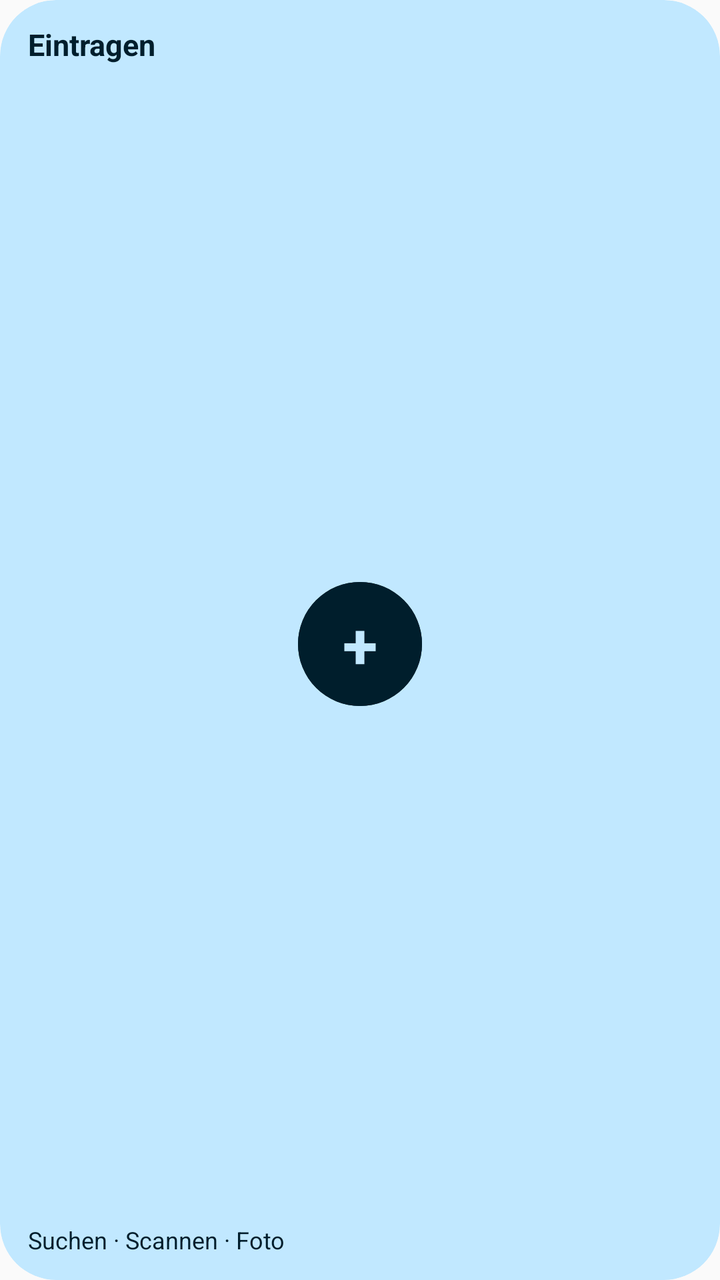
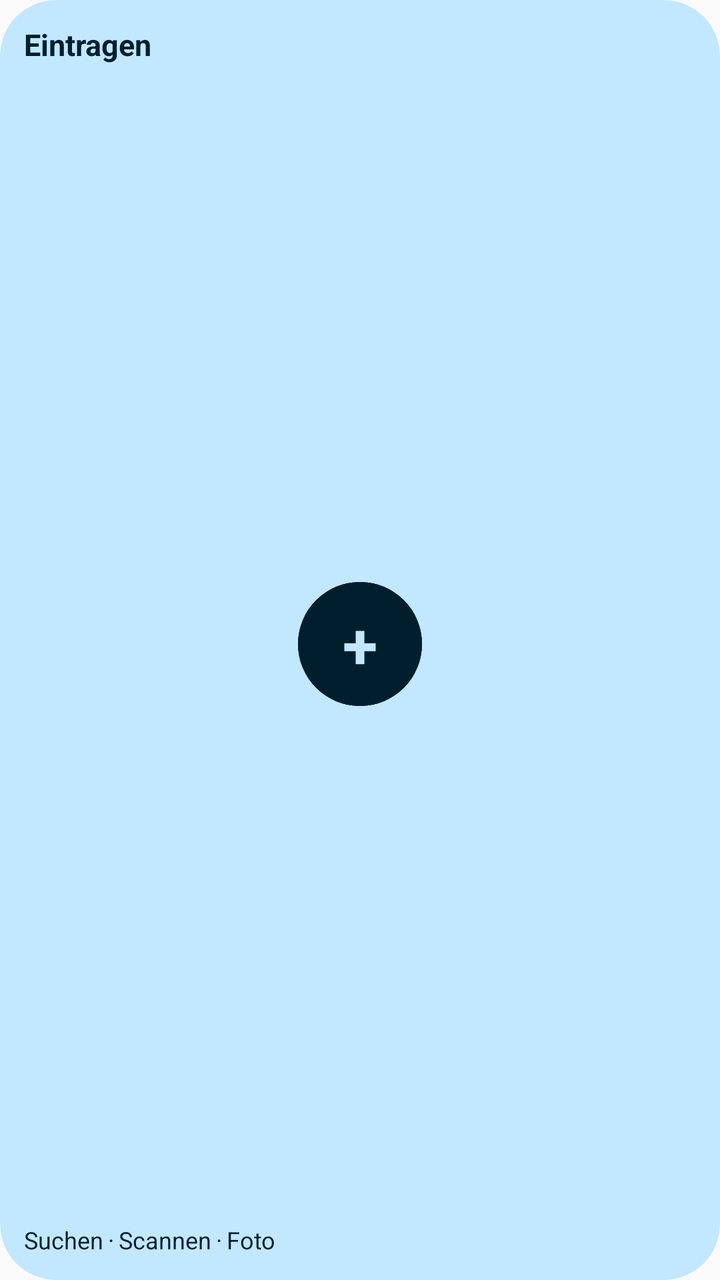

The first picture is an Android layout as it rendered before a commit; the second is the same layout after the commit. The layout source and the unified diff follow.
<!-- AndroidManifest.xml: application theme android:Theme.Material.Light.NoActionBar -->
<!-- res/layout/widget_eintragen.xml -->
<?xml version="1.0" encoding="utf-8"?>
<FrameLayout xmlns:android="http://schemas.android.com/apk/res/android"
    android:id="@android:id/background"
    android:layout_width="match_parent"
    android:layout_height="match_parent"
    android:contentDescription="@string/widget_eintragen_beschreibung">

    <FrameLayout
        android:id="@+id/widget_schatten"
        android:layout_width="match_parent"
        android:layout_height="match_parent"
        android:background="@drawable/widget_form"
        android:clipToOutline="true"
        android:importantForAccessibility="no"
        android:visibility="gone" />

    <FrameLayout
        android:id="@+id/widget_rand"
        android:layout_width="match_parent"
        android:layout_height="match_parent"
        android:background="@drawable/widget_form"
        android:clipToOutline="true"
        android:importantForAccessibility="no"
        android:visibility="gone" />

    <LinearLayout
        android:id="@+id/widget_knopf"
        android:layout_width="match_parent"
        android:layout_height="match_parent"
        android:background="@drawable/widget_hintergrund"
        android:clipToOutline="true"
        android:importantForAccessibility="no"
        android:orientation="vertical"
        android:paddingHorizontal="14dp"
        android:paddingVertical="12dp">

        <TextView
            android:id="@+id/widget_titel"
            android:layout_width="match_parent"
            android:layout_height="wrap_content"
            android:ellipsize="end"
            android:importantForAccessibility="no"
            android:maxLines="1"
            android:text="@string/widget_eintragen_titel"
            android:textColor="@color/widget_inhalt"
            android:textSize="15sp"
            android:textStyle="bold" />

        <FrameLayout
            android:layout_width="match_parent"
            android:layout_height="0dp"
            android:layout_weight="1"
            android:importantForAccessibility="no">

            <FrameLayout
                android:id="@+id/widget_kreis_rand"
                android:layout_width="62dp"
                android:layout_height="62dp"
                android:layout_gravity="center"
                android:background="@drawable/widget_kreis"
                android:backgroundTint="@color/widget_inhalt"
                android:importantForAccessibility="no">

                <TextView
                    android:id="@+id/widget_plus"
                    android:layout_width="match_parent"
                    android:layout_height="match_parent"
                    android:background="@drawable/widget_kreis"
                    android:backgroundTint="@color/widget_inhalt"
                    android:gravity="center"
                    android:importantForAccessibility="no"
                    android:text="+"
                    android:textColor="@color/widget_flaeche"
                    android:textSize="32sp"
                    android:textStyle="bold" />
            </FrameLayout>
        </FrameLayout>

        <TextView
            android:id="@+id/widget_fuss"
            android:layout_width="match_parent"
            android:layout_height="wrap_content"
            android:ellipsize="end"
            android:importantForAccessibility="no"
            android:maxLines="1"
            android:text="@string/widget_eintragen_fuss"
            android:textColor="@color/widget_inhalt"
            android:textSize="12sp" />
    </LinearLayout>
</FrameLayout>
<!-- resources referenced by this layout -->
<resources>
  <color name="widget_flaeche">@android:color/system_accent1_100</color>
  <color name="widget_inhalt">@android:color/system_accent1_900</color>
  <!-- drawable widget_form (drawable) -->
  <?xml version="1.0" encoding="utf-8"?>
  <shape xmlns:android="http://schemas.android.com/apk/res/android" android:shape="rectangle">
      <solid android:color="@android:color/white" />
  </shape>
  <!-- drawable widget_hintergrund (drawable) -->
  <?xml version="1.0" encoding="utf-8"?>
  <shape xmlns:android="http://schemas.android.com/apk/res/android" android:shape="rectangle">
      <solid android:color="@color/widget_flaeche" />
      <corners android:radius="@android:dimen/system_app_widget_background_radius" />
  </shape>
  <!-- drawable widget_kreis (drawable) -->
  <?xml version="1.0" encoding="utf-8"?>
  <shape xmlns:android="http://schemas.android.com/apk/res/android" android:shape="oval">
      <solid android:color="@android:color/white" />
  </shape>
  <string name="widget_eintragen_beschreibung">Essen eintragen: suchen, scannen oder fotografieren</string>
  <string name="widget_eintragen_fuss">Suchen · Scannen · Foto</string>
  <string name="widget_eintragen_titel">Eintragen</string>
</resources>

<!-- the commit's change to res/layout/widget_eintragen.xml (unified diff, before → after) -->
@@ -31,7 +31,7 @@
         android:clipToOutline="true"
         android:importantForAccessibility="no"
         android:orientation="vertical"
-        android:paddingHorizontal="14dp"
+        android:paddingHorizontal="12dp"
         android:paddingVertical="12dp">
 
         <TextView
@@ -44,6 +44,10 @@
             android:text="@string/widget_eintragen_titel"
             android:textColor="@color/widget_inhalt"
             android:textSize="15sp"
+                android:autoSizeMaxTextSize="15sp"
+                android:autoSizeMinTextSize="9sp"
+                android:autoSizeStepGranularity="1sp"
+                android:autoSizeTextType="uniform"
             android:textStyle="bold" />
 
         <FrameLayout
@@ -82,6 +86,10 @@
             android:layout_height="wrap_content"
             android:ellipsize="end"
             android:importantForAccessibility="no"
+            android:autoSizeMaxTextSize="12sp"
+            android:autoSizeMinTextSize="7sp"
+            android:autoSizeStepGranularity="0.5sp"
+            android:autoSizeTextType="uniform"
             android:maxLines="1"
             android:text="@string/widget_eintragen_fuss"
             android:textColor="@color/widget_inhalt"
<!-- resource entries referenced after the edit -->
@@ -19,7 +19,7 @@
       <solid android:color="@android:color/white" />
   </shape>
   <string name="widget_eintragen_beschreibung">Essen eintragen: suchen, scannen oder fotografieren</string>
-  <string name="widget_eintragen_fuss">Suchen · Scannen · Foto</string>
+  <string name="widget_eintragen_fuss">Suchen · Scannen · Foto</string>
   <string name="widget_eintragen_titel">Eintragen</string>
 </resources>
 
